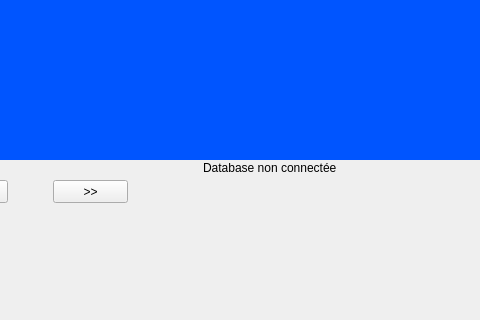
The window that mainwindow.ui (AlexSerfa/DVDFLIX) describes before a commit, drawn with Qt 5; both pictures show x 627 to 1107 and y 480 to 800 of the 1368 by 800 pixel window.
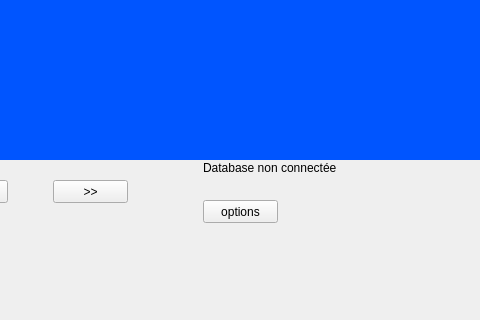
The same window after the commit.

Commit message: version avec c_option de milan

What changed in the file:
```diff
--- a/mainwindow.ui
+++ b/mainwindow.ui
@@ -841,6 +841,19 @@
      </property>
     </widget>
    </widget>
+   <widget class="QPushButton" name="pushButton">
+    <property name="geometry">
+     <rect>
+      <x>830</x>
+      <y>680</y>
+      <width>75</width>
+      <height>23</height>
+     </rect>
+    </property>
+    <property name="text">
+     <string>options</string>
+    </property>
+   </widget>
   </widget>
   <widget class="QMenuBar" name="menubar">
    <property name="geometry">
```
The commit also changes 5 other files.
